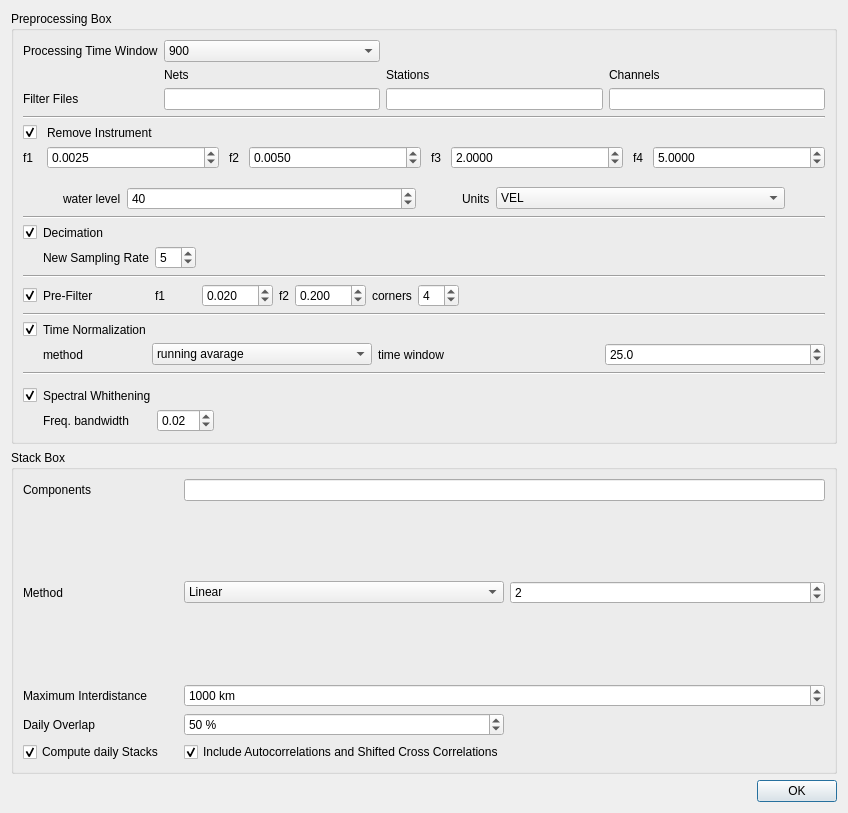
First picture: the form in isp/resources/designer_uis/SettingsDialogNoise.ui, repository ProjectISP/ISP, before the edit.
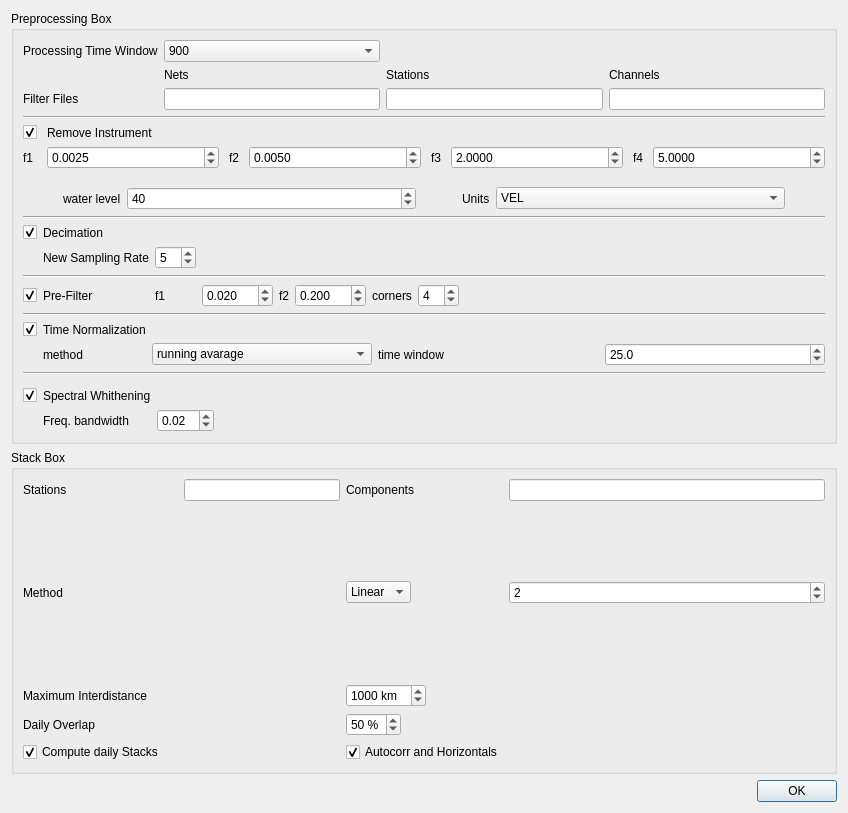
Second picture: the form after the edit.

Commit message: Include cross stations for only some stations selected

Patch:
```diff
--- a/isp/resources/designer_uis/SettingsDialogNoise.ui
+++ b/isp/resources/designer_uis/SettingsDialogNoise.ui
@@ -726,31 +726,59 @@
      <layout class="QVBoxLayout" name="verticalLayout_2">
       <item>
        <layout class="QGridLayout" name="gridLayout_5">
-        <item row="0" column="1" colspan="3">
+        <item row="0" column="1">
+         <widget class="QLineEdit" name="stationsLE">
+          <property name="sizePolicy">
+           <sizepolicy hsizetype="Preferred" vsizetype="Fixed">
+            <horstretch>0</horstretch>
+            <verstretch>0</verstretch>
+           </sizepolicy>
+          </property>
+         </widget>
+        </item>
+        <item row="0" column="3" colspan="2">
          <widget class="QLineEdit" name="componentsLE">
+          <property name="sizePolicy">
+           <sizepolicy hsizetype="Preferred" vsizetype="Fixed">
+            <horstretch>0</horstretch>
+            <verstretch>0</verstretch>
+           </sizepolicy>
+          </property>
           <property name="text">
            <string/>
           </property>
          </widget>
         </item>
-        <item row="8" column="0">
-         <widget class="QCheckBox" name="dailyStacksCB">
-          <property name="text">
-           <string>Compute daily Stacks</string>
+        <item row="6" column="2">
+         <widget class="QSpinBox" name="overlapSB">
+          <property name="sizePolicy">
+           <sizepolicy hsizetype="Maximum" vsizetype="Fixed">
+            <horstretch>0</horstretch>
+            <verstretch>0</verstretch>
+           </sizepolicy>
           </property>
-          <property name="checked">
-           <bool>true</bool>
+          <property name="suffix">
+           <string> %</string>
           </property>
+          <property name="value">
+           <number>50</number>
+          </property>
          </widget>
         </item>
-        <item row="3" column="0">
-         <widget class="QLabel" name="label_22">
+        <item row="0" column="2">
+         <widget class="QLabel" name="label_16">
+          <property name="sizePolicy">
+           <sizepolicy hsizetype="Maximum" vsizetype="Preferred">
+            <horstretch>0</horstretch>
+            <verstretch>0</verstretch>
+           </sizepolicy>
+          </property>
           <property name="text">
-           <string>Maximum Interdistance</string>
+           <string>Components</string>
           </property>
          </widget>
         </item>
-        <item row="1" column="2" rowspan="2" colspan="2">
+        <item row="1" column="3" rowspan="2" colspan="2">
          <widget class="QSpinBox" name="powerSB">
           <property name="minimum">
            <number>1</number>
@@ -763,43 +791,10 @@
           </property>
          </widget>
         </item>
-        <item row="0" column="0">
-         <widget class="QLabel" name="label_16">
-          <property name="text">
-           <string>Components</string>
-          </property>
-         </widget>
-        </item>
-        <item row="3" column="1" colspan="3">
-         <widget class="QSpinBox" name="max_distanceBtn">
-          <property name="sizePolicy">
-           <sizepolicy hsizetype="Preferred" vsizetype="Fixed">
-            <horstretch>0</horstretch>
-            <verstretch>0</verstretch>
-           </sizepolicy>
-          </property>
-          <property name="suffix">
-           <string> km</string>
-          </property>
-          <property name="maximum">
-           <number>10000</number>
-          </property>
-          <property name="value">
-           <number>1000</number>
-          </property>
-         </widget>
-        </item>
-        <item row="6" column="0">
-         <widget class="QLabel" name="label_23">
-          <property name="text">
-           <string>Daily Overlap</string>
-          </property>
-         </widget>
-        </item>
-        <item row="1" column="1" rowspan="2">
+        <item row="1" column="2" rowspan="2">
          <widget class="QComboBox" name="stackCB">
           <property name="sizePolicy">
-           <sizepolicy hsizetype="Preferred" vsizetype="Fixed">
+           <sizepolicy hsizetype="Maximum" vsizetype="Fixed">
             <horstretch>0</horstretch>
             <verstretch>0</verstretch>
            </sizepolicy>
@@ -821,33 +816,79 @@
           </item>
          </widget>
         </item>
-        <item row="1" column="0" rowspan="2">
+        <item row="3" column="2" colspan="3">
+         <widget class="QSpinBox" name="max_distanceBtn">
+          <property name="sizePolicy">
+           <sizepolicy hsizetype="Maximum" vsizetype="Fixed">
+            <horstretch>0</horstretch>
+            <verstretch>0</verstretch>
+           </sizepolicy>
+          </property>
+          <property name="suffix">
+           <string> km</string>
+          </property>
+          <property name="maximum">
+           <number>10000</number>
+          </property>
+          <property name="value">
+           <number>1000</number>
+          </property>
+         </widget>
+        </item>
+        <item row="0" column="0">
+         <widget class="QLabel" name="label_28">
+          <property name="text">
+           <string>Stations</string>
+          </property>
+         </widget>
+        </item>
+        <item row="1" column="0" rowspan="2" colspan="2">
          <widget class="QLabel" name="label_15">
           <property name="text">
            <string>Method</string>
           </property>
          </widget>
         </item>
-        <item row="8" column="1">
+        <item row="3" column="0" colspan="2">
+         <widget class="QLabel" name="label_22">
+          <property name="text">
+           <string>Maximum Interdistance</string>
+          </property>
+         </widget>
+        </item>
+        <item row="6" column="0" colspan="2">
+         <widget class="QLabel" name="label_23">
+          <property name="text">
+           <string>Daily Overlap</string>
+          </property>
+         </widget>
+        </item>
+        <item row="8" column="0" colspan="2">
+         <widget class="QCheckBox" name="dailyStacksCB">
+          <property name="text">
+           <string>Compute daily Stacks</string>
+          </property>
+          <property name="checked">
+           <bool>true</bool>
+          </property>
+         </widget>
+        </item>
+        <item row="8" column="2">
          <widget class="QCheckBox" name="autocorrCB">
+          <property name="sizePolicy">
+           <sizepolicy hsizetype="Maximum" vsizetype="Fixed">
+            <horstretch>0</horstretch>
+            <verstretch>0</verstretch>
+           </sizepolicy>
+          </property>
           <property name="text">
-           <string>Include Autocorrelations and Shifted Cross Correlations</string>
+           <string>Autocorr and Horizontals</string>
           </property>
           <property name="checked">
            <bool>true</bool>
           </property>
          </widget>
         </item>
-        <item row="6" column="1">
-         <widget class="QSpinBox" name="overlapSB">
-          <property name="suffix">
-           <string> %</string>
-          </property>
-          <property name="value">
-           <number>50</number>
-          </property>
-         </widget>
-        </item>
        </layout>
       </item>
      </layout>
```
Left out of the diff: 5 changed lines with no effect on the pictures. The commit also changes 3 other files.
